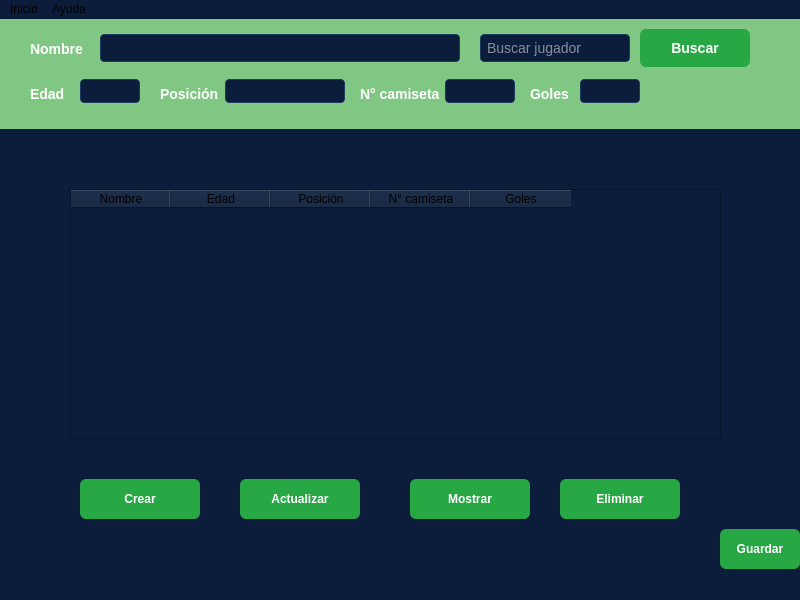
Above: Ui/mainwindow.ui from leodefaz367/PROYECTO_PROGRA_B2_Majo_Leo before the change. Below: the same form after it.
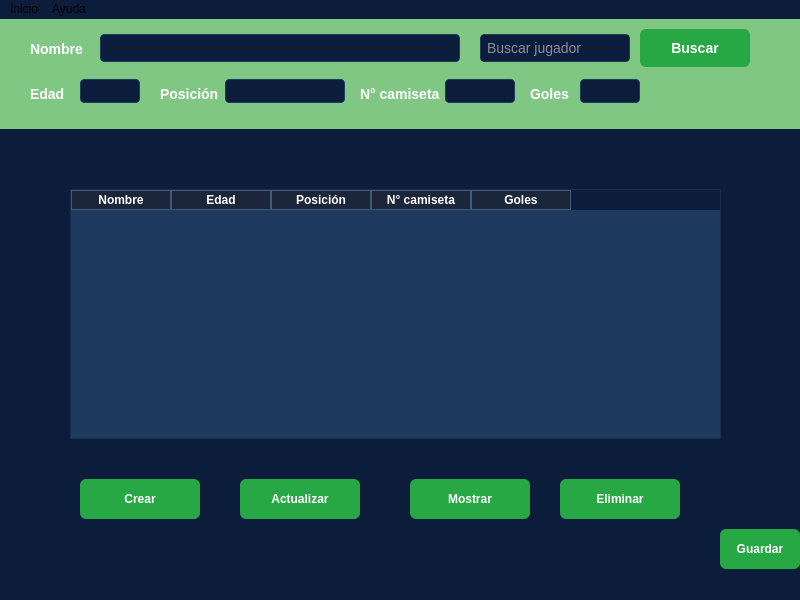
That is the form after the change.

The edit to the form file:
```diff
--- a/Ui/mainwindow.ui
+++ b/Ui/mainwindow.ui
@@ -227,7 +227,25 @@
      </rect>
     </property>
     <property name="styleSheet">
-     <string notr="true">QFrame#frameLogin { background-color: #4dd0e1; /* verde agua */ border-radius: 12px; padding: 20px; }</string>
+     <string notr="true">QTableWidget {
+  background-color: #1E3A5F;
+
+    color: white;                /* letras blancas */
+    gridline-color: #415A77;
+}
+
+QHeaderView::section {
+    background-color: #1B263B;   /* encabezado */
+    color: white;
+    font-weight: bold;
+    border: 1px solid #415A77;
+}
+
+QTableWidget::item:selected {
+    background-color: #415A77;   /* selección */
+    color: white;
+}
+</string>
     </property>
     <column>
      <property name="text">
```
